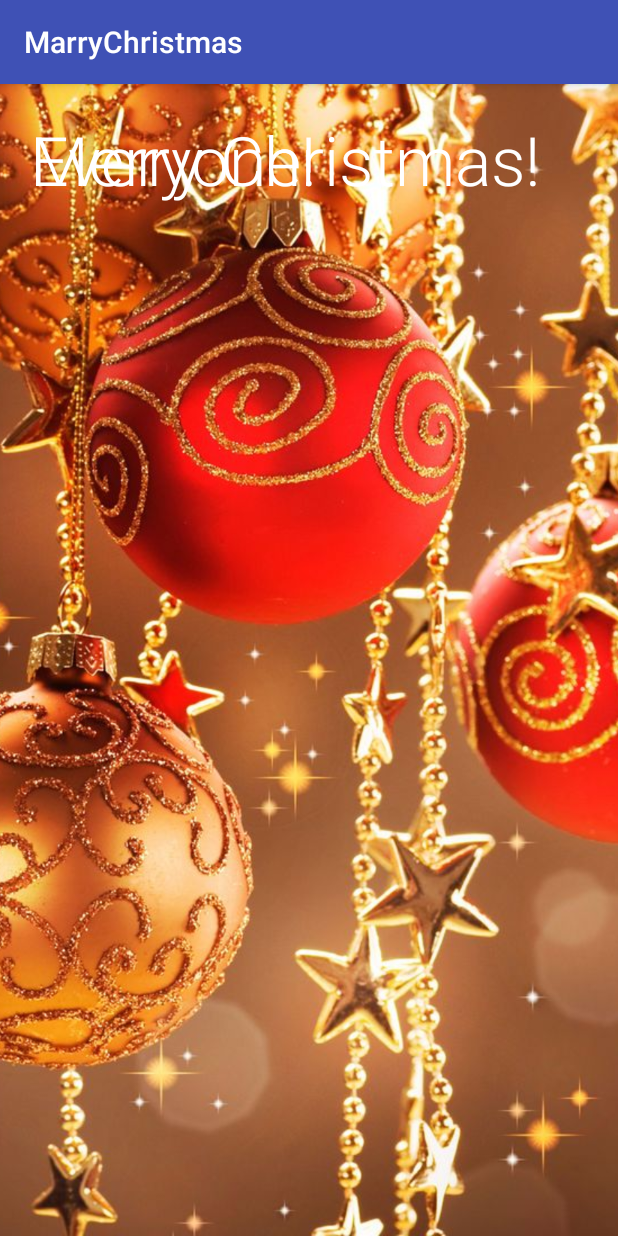
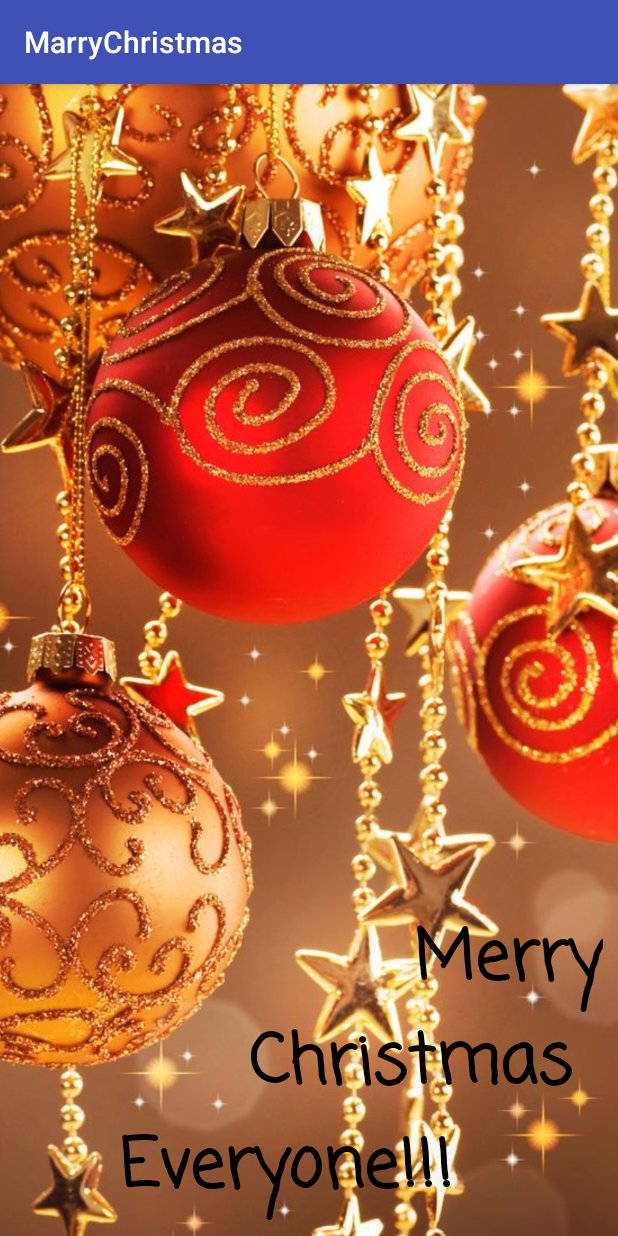
Before and after one commit to sabyx/MarryChristmas, an Android app: the screen it shows after launch (MainActivity), on a phone screen of 412 x 824 dp. Run offline under Robolectric (Android 15) with nearby library versions, the light colour scheme and no system bars.

Commit message:
terminat pe comp

```diff
--- a/app/src/main/res/layout/activity_main.xml
+++ b/app/src/main/res/layout/activity_main.xml
@@ -1,34 +1,56 @@
 <?xml version="1.0" encoding="utf-8"?>
-<android.support.constraint.ConstraintLayout xmlns:android="http://schemas.android.com/apk/res/android"
-    xmlns:app="http://schemas.android.com/apk/res-auto"
+<RelativeLayout
+    xmlns:android="http://schemas.android.com/apk/res/android"
     xmlns:tools="http://schemas.android.com/tools"
     android:layout_width="match_parent"
     android:layout_height="match_parent"
-    tools:context="com.example.sabyx.marrychristmas.MainActivity">
+    >
     <ImageView
         android:layout_width="match_parent"
         android:layout_height="match_parent"
         android:src="@drawable/christmas"
         android:scaleType="centerCrop"/>
+
     <TextView
         android:id="@+id/Everyone"
         android:layout_width="wrap_content"
         android:layout_height="wrap_content"
-        android:text="Everyone!"
+        android:text="Everyone!!!"
         android:layout_alignParentBottom="true"
         android:layout_alignParentRight="true"
         android:textSize="45dp"
-        android:fontFamily="sans-serif-light"
-        android:textColor="@android:color/white"
-        android:padding="20dp"/>
+        android:textStyle="bold"
+        android:fontFamily="casual"
+        android:textColor="@android:color/black"
+        android:paddingRight="110dp"
+        android:paddingBottom="10dp"
+        android:paddingLeft="10dp" />
+
+    <TextView
+        android:id="@+id/Christmas"
+        android:layout_width="wrap_content"
+        android:layout_height="wrap_content"
+        android:text="Christmas"
+        android:layout_above="@id/Everyone"
+        android:textSize="45dp"
+        android:fontFamily="casual"
+        android:textStyle="bold"
+        android:layout_alignParentRight="true"
+        android:textColor="@android:color/black"
+        android:paddingRight="30dp"/>
+
     <TextView
         android:layout_width="wrap_content"
         android:layout_height="wrap_content"
-        android:text="Merry Christmas!"
-        android:layout_above="@id/Everyone"
+        android:text="Merry"
+        android:layout_above="@id/Christmas"
+        android:layout_alignParentRight="true"
         android:textSize="45dp"
-        android:fontFamily="sans-serif-light"
-        android:textColor="@android:color/white"
-        android:padding="20dp"/>
+        android:fontFamily="casual"
+        android:textStyle="bold"
+        android:textColor="@android:color/black"
+        android:paddingTop="10dp"
+        android:paddingRight="10dp"
+        android:paddingLeft="10dp"/>
 
-</android.support.constraint.ConstraintLayout>
+</RelativeLayout>
```
